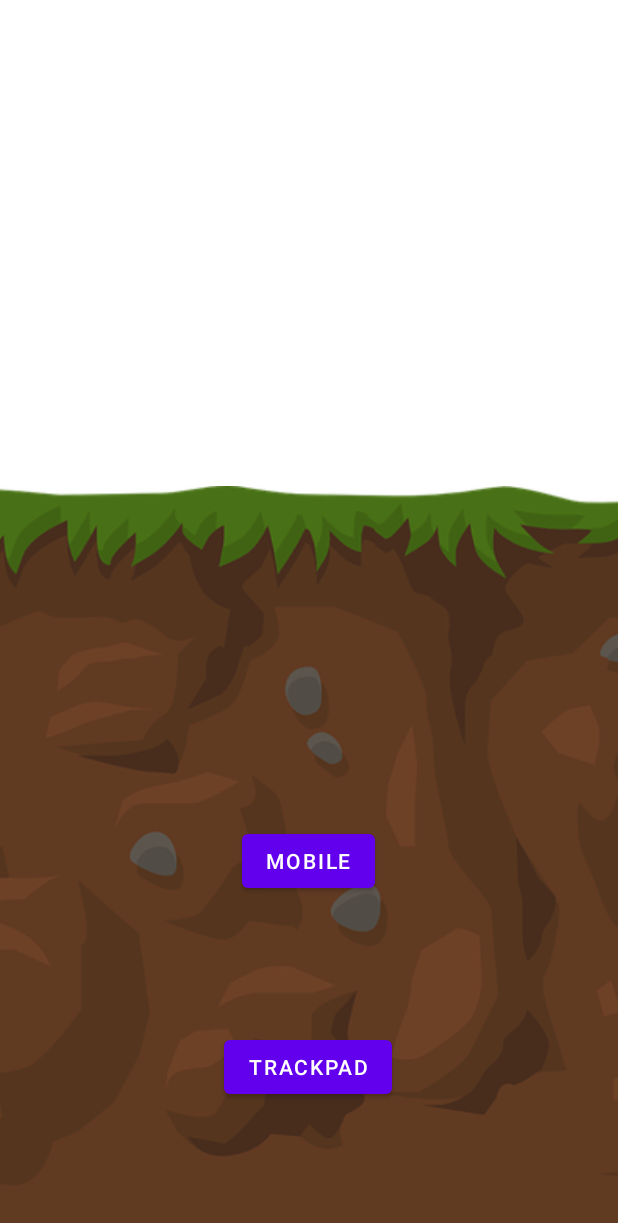
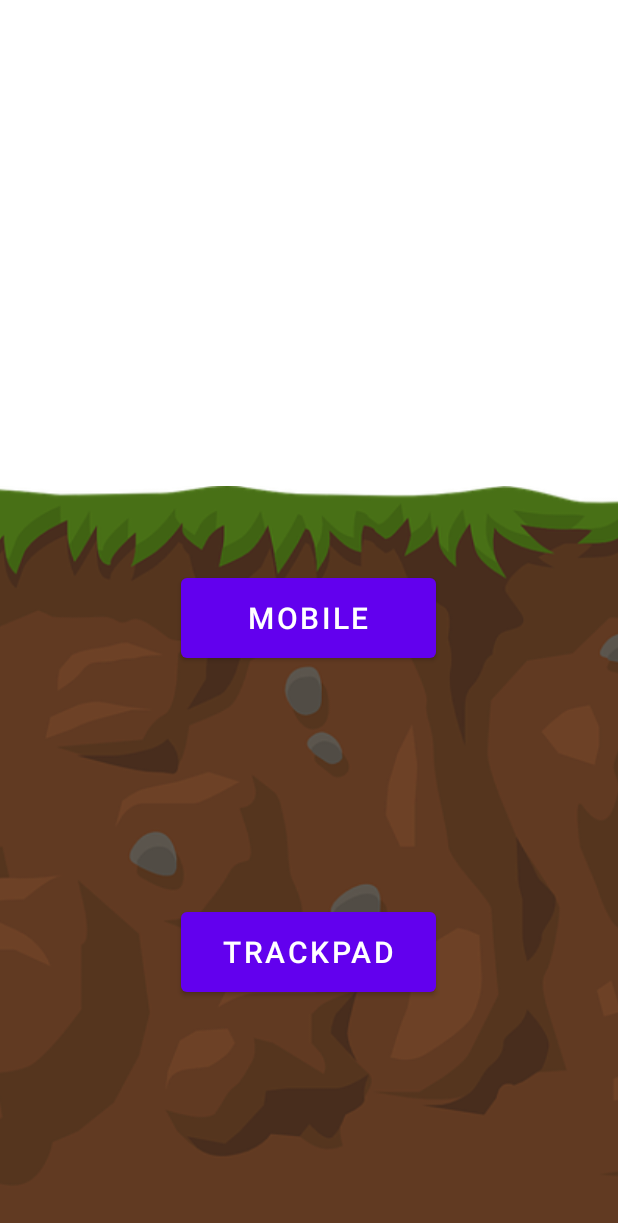
Before and after one commit to ChristiancodeChristian/Trackpad_App, an Android app: the layout activity_device_choise.xml on its own in the app's theme, with its tools: preview values and no code run, on a phone screen of 412 x 824 dp. Shown: the top 1223 px of the screen. Run offline under Robolectric (Android 15) with nearby library versions, the phone set to English and light mode, and no system bars.

Commit message:
Correct button and text size etc.

```diff
--- a/BuildYourOwnUI/app/src/main/res/layout/activity_device_choise.xml
+++ b/BuildYourOwnUI/app/src/main/res/layout/activity_device_choise.xml
@@ -17,20 +17,22 @@
 
     <Button
         android:id="@+id/button2"
-        android:layout_width="wrap_content"
-        android:layout_height="wrap_content"
+        android:layout_width="170dp"
+        android:layout_height="65dp"
         android:text="@string/selectmobile"
+        android:textSize="20sp"
         app:layout_constraintBottom_toBottomOf="parent"
         app:layout_constraintEnd_toEndOf="parent"
         app:layout_constraintHorizontal_bias="0.498"
         app:layout_constraintStart_toStartOf="parent"
-        app:layout_constraintTop_toTopOf="@+id/imageView3" />
+        app:layout_constraintTop_toTopOf="parent" />
 
     <Button
         android:id="@+id/button3"
-        android:layout_width="wrap_content"
-        android:layout_height="wrap_content"
+        android:layout_width="170dp"
+        android:layout_height="65dp"
         android:text="@string/selecttrackpad"
+        android:textSize="20sp"
         app:layout_constraintBottom_toBottomOf="@+id/imageView3"
         app:layout_constraintEnd_toEndOf="parent"
         app:layout_constraintHorizontal_bias="0.498"
```
